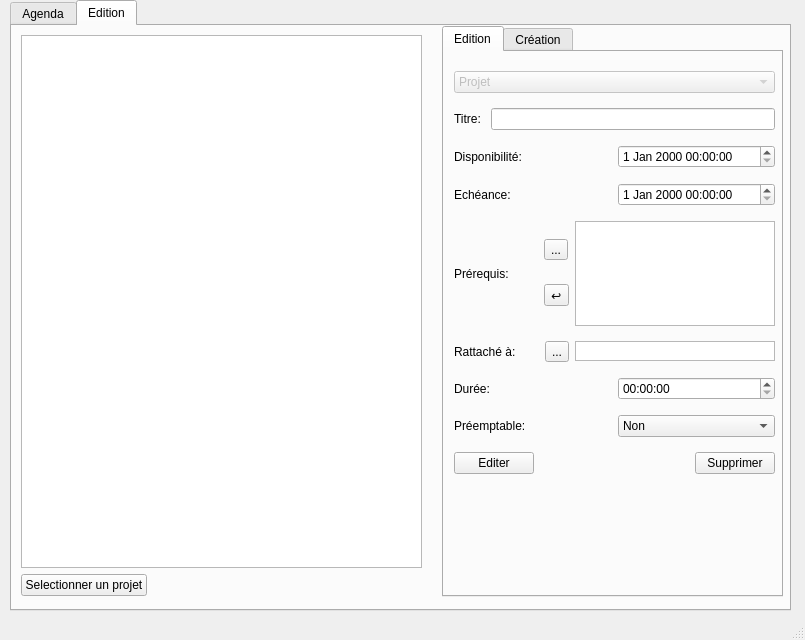
The window that mainwindow.ui (TamtamHero/LO21) describes before a commit, drawn with Qt 5.
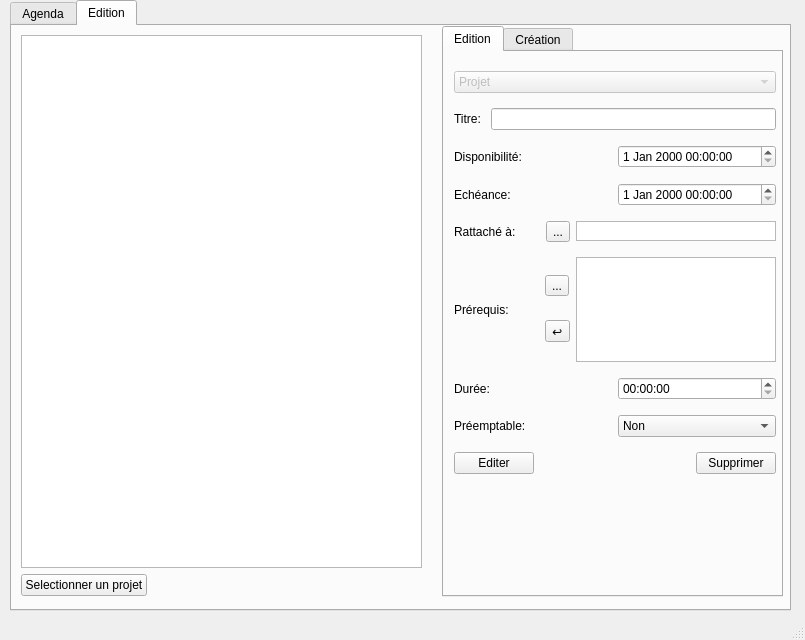
The same window after the commit. The open tabs and pages were chosen to show the change.

Commit message: Massive correction of incoherent link between tasks when edited/created. Not finished, but not priority.

```diff
--- a/mainwindow.ui
+++ b/mainwindow.ui
@@ -493,7 +493,7 @@
             <rect>
              <x>10</x>
              <y>10</y>
-             <width>321</width>
+             <width>322</width>
              <height>425</height>
             </rect>
            </property>
@@ -562,6 +562,40 @@
               </item>
              </layout>
             </item>
+            <item>
+             <layout class="QHBoxLayout" name="horizontalLayout_16">
+              <item>
+               <widget class="QLabel" name="label_16">
+                <property name="text">
+                 <string>Rattaché à:</string>
+                </property>
+               </widget>
+              </item>
+              <item>
+               <widget class="QToolButton" name="toolButton_edit_attachedTo">
+                <property name="text">
+                 <string>...</string>
+                </property>
+               </widget>
+              </item>
+              <item>
+               <widget class="QListView" name="listView_edit_attachedTo">
+                <property name="minimumSize">
+                 <size>
+                  <width>200</width>
+                  <height>20</height>
+                 </size>
+                </property>
+                <property name="maximumSize">
+                 <size>
+                  <width>160</width>
+                  <height>20</height>
+                 </size>
+                </property>
+               </widget>
+              </item>
+             </layout>
+            </item>
             <item>
              <layout class="QHBoxLayout" name="horizontalLayout_15">
               <item>
@@ -619,40 +653,6 @@
               </item>
              </layout>
             </item>
-            <item>
-             <layout class="QHBoxLayout" name="horizontalLayout_16">
-              <item>
-               <widget class="QLabel" name="label_16">
-                <property name="text">
-                 <string>Rattaché à:</string>
-                </property>
-               </widget>
-              </item>
-              <item>
-               <widget class="QToolButton" name="toolButton_edit_attachedTo">
-                <property name="text">
-                 <string>...</string>
-                </property>
-               </widget>
-              </item>
-              <item>
-               <widget class="QListView" name="listView_edit_attachedTo">
-                <property name="minimumSize">
-                 <size>
-                  <width>200</width>
-                  <height>20</height>
-                 </size>
-                </property>
-                <property name="maximumSize">
-                 <size>
-                  <width>160</width>
-                  <height>20</height>
-                 </size>
-                </property>
-               </widget>
-              </item>
-             </layout>
-            </item>
             <item>
              <layout class="QHBoxLayout" name="horizontalLayout_17">
               <item>
```
Left out of the diff: 82 changed lines with no effect on the pictures. The commit also changes 2 other files.
